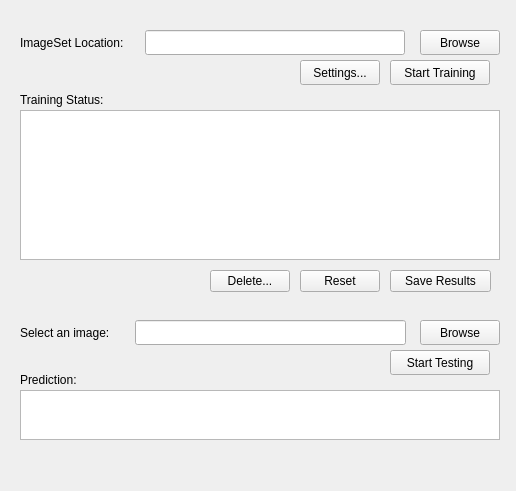
Old version of the form Interface.ui in the repository TtCWH/PyQt5GUI.
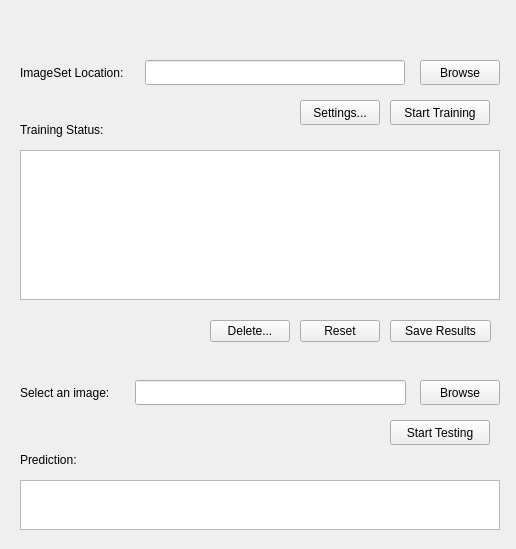
New version of the form.

Diff of the .ui file:
```diff
--- a/Interface.ui
+++ b/Interface.ui
@@ -7,7 +7,7 @@
     <x>0</x>
     <y>0</y>
     <width>516</width>
-    <height>491</height>
+    <height>549</height>
    </rect>
   </property>
   <property name="windowTitle">
@@ -18,7 +18,7 @@
     <property name="geometry">
      <rect>
       <x>420</x>
-      <y>30</y>
+      <y>60</y>
       <width>80</width>
       <height>25</height>
      </rect>
@@ -31,7 +31,7 @@
     <property name="geometry">
      <rect>
       <x>145</x>
-      <y>30</y>
+      <y>60</y>
       <width>260</width>
       <height>25</height>
      </rect>
@@ -41,7 +41,7 @@
     <property name="geometry">
      <rect>
       <x>20</x>
-      <y>30</y>
+      <y>60</y>
       <width>120</width>
       <height>25</height>
      </rect>
@@ -54,7 +54,7 @@
     <property name="geometry">
      <rect>
       <x>300</x>
-      <y>60</y>
+      <y>100</y>
       <width>80</width>
       <height>25</height>
      </rect>
@@ -67,7 +67,7 @@
     <property name="geometry">
      <rect>
       <x>390</x>
-      <y>60</y>
+      <y>100</y>
       <width>100</width>
       <height>25</height>
      </rect>
@@ -80,7 +80,7 @@
     <property name="geometry">
      <rect>
       <x>20</x>
-      <y>90</y>
+      <y>120</y>
       <width>110</width>
       <height>20</height>
      </rect>
@@ -93,7 +93,7 @@
     <property name="geometry">
      <rect>
       <x>20</x>
-      <y>110</y>
+      <y>150</y>
       <width>480</width>
       <height>150</height>
      </rect>
@@ -103,7 +103,7 @@
     <property name="geometry">
      <rect>
       <x>390</x>
-      <y>270</y>
+      <y>320</y>
       <width>101</width>
       <height>22</height>
      </rect>
@@ -116,7 +116,7 @@
     <property name="geometry">
      <rect>
       <x>300</x>
-      <y>270</y>
+      <y>320</y>
       <width>80</width>
       <height>22</height>
      </rect>
@@ -129,7 +129,7 @@
     <property name="geometry">
      <rect>
       <x>210</x>
-      <y>270</y>
+      <y>320</y>
       <width>80</width>
       <height>22</height>
      </rect>
@@ -142,7 +142,7 @@
     <property name="geometry">
      <rect>
       <x>20</x>
-      <y>320</y>
+      <y>380</y>
       <width>120</width>
       <height>25</height>
      </rect>
@@ -155,7 +155,7 @@
     <property name="geometry">
      <rect>
       <x>135</x>
-      <y>320</y>
+      <y>380</y>
       <width>271</width>
       <height>25</height>
      </rect>
@@ -165,7 +165,7 @@
     <property name="geometry">
      <rect>
       <x>420</x>
-      <y>320</y>
+      <y>380</y>
       <width>80</width>
       <height>25</height>
      </rect>
@@ -178,7 +178,7 @@
     <property name="geometry">
      <rect>
       <x>20</x>
-      <y>370</y>
+      <y>450</y>
       <width>71</width>
       <height>20</height>
      </rect>
@@ -191,7 +191,7 @@
     <property name="geometry">
      <rect>
       <x>390</x>
-      <y>350</y>
+      <y>420</y>
       <width>100</width>
       <height>25</height>
      </rect>
@@ -204,7 +204,7 @@
     <property name="geometry">
      <rect>
       <x>20</x>
-      <y>390</y>
+      <y>480</y>
       <width>480</width>
       <height>50</height>
      </rect>
```
